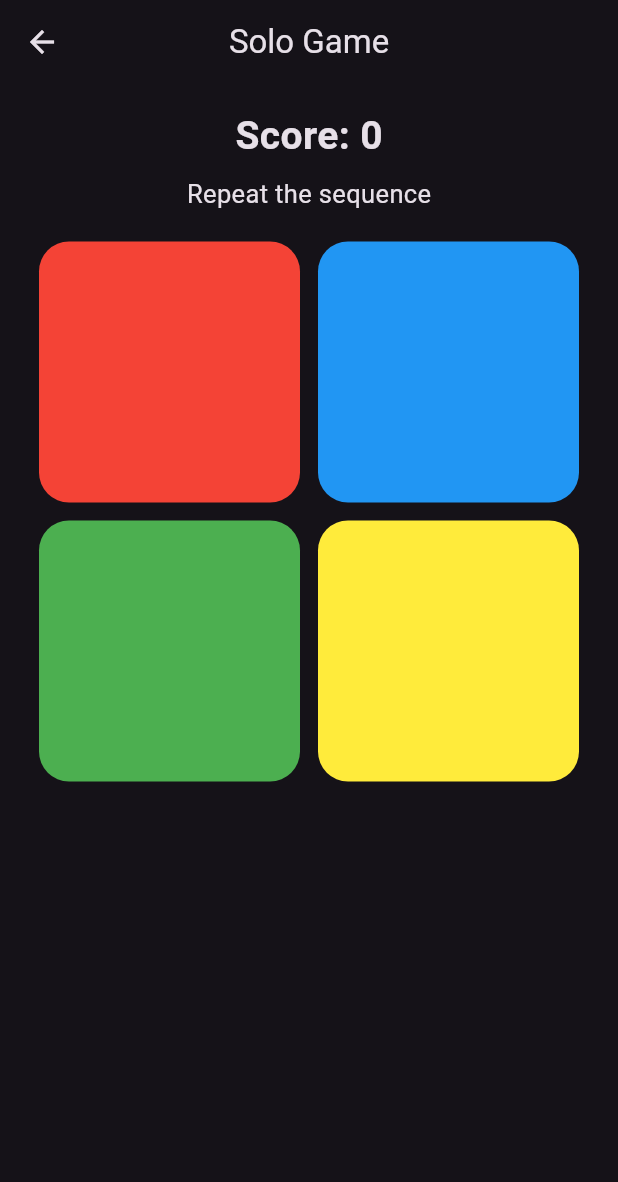
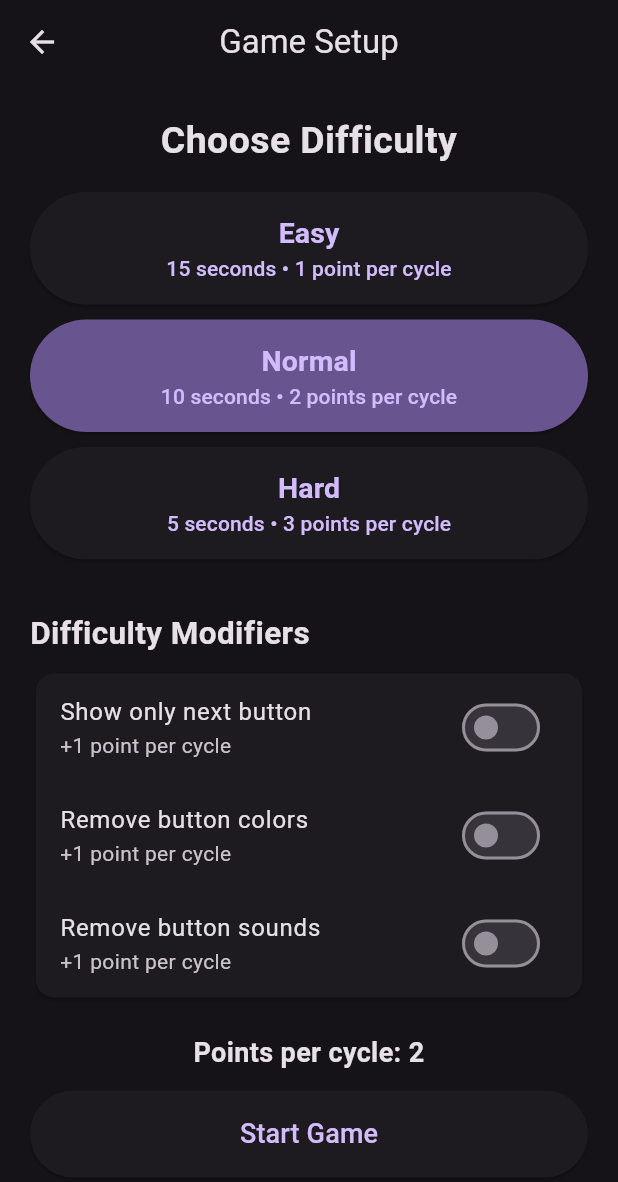
Before and after one commit to timjo1080/simon_says_mobile, a Flutter app: the screen it shows after launch, after a tap on "Solo Play", on a phone screen of 412 x 824 dp. Shown: the top 1182 px of the screen. Run offline on Flutter 3.47's test engine with Material 3 defaults, Android fonts, the phone set to English and light mode, and no system bars.

Commit message:
added difficulty settings and modifiers, adding more to score when active (sounds do not work at the moment but are partially implemented)

```diff
--- /dev/null
+++ b/simon_says/lib/models/game_settings.dart
@@ -0,0 +1,32 @@
+class GameSettings {
+  final Duration sequenceDelay;
+  final int inputTimeLimit;
+  final int basePoints;
+
+  final bool showOnlyNext;
+  final bool removeColors;
+  final bool removeSounds;
+
+  const GameSettings({
+    required this.sequenceDelay,
+    required this.inputTimeLimit,
+    required this.basePoints,
+    required this.showOnlyNext,
+    required this.removeColors,
+    required this.removeSounds,
+  });
+
+  int get activeModifierCount {
+    int count = 0;
+
+    if (showOnlyNext) count++;
+    if (removeColors) count++;
+    if (removeSounds) count++;
+
+    return count;
+  }
+
+  int get pointsPerCycle {
+    return basePoints + activeModifierCount;
+  }
+}
--- /dev/null
+++ b/simon_says/lib/screens/difficulty_s.dart
@@ -0,0 +1,213 @@
+import 'package:flutter/material.dart';
+
+import '../models/game_settings.dart';
+import 'game_s.dart';
+
+class DifficultyScreen extends StatefulWidget {
+  const DifficultyScreen({super.key});
+
+  @override
+  State<DifficultyScreen> createState() => _DifficultyScreenState();
+}
+
+class _DifficultyScreenState extends State<DifficultyScreen> {
+  String _selectedDifficulty = 'Normal';
+
+  Duration _sequenceDelay = const Duration(milliseconds: 600);
+  int _inputTimeLimit = 10;
+  int _basePoints = 2;
+
+  bool _showOnlyNext = false;
+  bool _removeColors = false;
+  bool _removeSounds = false;
+
+  void _selectDifficulty(
+    String difficulty,
+    Duration sequenceDelay,
+    int inputTimeLimit,
+    int basePoints,
+  ) {
+    setState(() {
+      _selectedDifficulty = difficulty;
+      _sequenceDelay = sequenceDelay;
+      _inputTimeLimit = inputTimeLimit;
+      _basePoints = basePoints;
+    });
+  }
+
+  void _startGame() {
+    final settings = GameSettings(
+      sequenceDelay: _sequenceDelay,
+      inputTimeLimit: _inputTimeLimit,
+      basePoints: _basePoints,
+      showOnlyNext: _showOnlyNext,
+      removeColors: _removeColors,
+      removeSounds: _removeSounds,
+    );
+
+    Navigator.push(
+      context,
+      MaterialPageRoute(builder: (context) => GameScreen(settings: settings)),
+    );
+  }
+
+  @override
+  Widget build(BuildContext context) {
+    return Scaffold(
+      appBar: AppBar(title: const Text('Game Setup'), centerTitle: true),
+      body: SafeArea(
+        child: SingleChildScrollView(
+          padding: const EdgeInsets.all(20),
+          child: Center(
+            child: ConstrainedBox(
+              constraints: const BoxConstraints(maxWidth: 420),
+              child: Column(
+                crossAxisAlignment: CrossAxisAlignment.stretch,
+                children: [
+                  const Text(
+                    'Choose Difficulty',
+                    textAlign: TextAlign.center,
+                    style: TextStyle(fontSize: 25, fontWeight: FontWeight.bold),
+                  ),
+
+                  const SizedBox(height: 16),
+
+                  _difficultyButton(
+                    name: 'Easy',
+                    description: '15 seconds • 1 point per cycle',
+                    delay: const Duration(milliseconds: 800),
+                    inputTime: 15,
+                    points: 1,
+                  ),
+
+                  _difficultyButton(
+                    name: 'Normal',
+                    description: '10 seconds • 2 points per cycle',
+                    delay: const Duration(milliseconds: 600),
+                    inputTime: 10,
+                    points: 2,
+                  ),
+
+                  _difficultyButton(
+                    name: 'Hard',
+                    description: '5 seconds • 3 points per cycle',
+                    delay: const Duration(milliseconds: 400),
+                    inputTime: 5,
+                    points: 3,
+                  ),
+
+                  const SizedBox(height: 24),
+
+                  const Text(
+                    'Difficulty Modifiers',
+                    style: TextStyle(fontSize: 21, fontWeight: FontWeight.bold),
+                  ),
+
+                  const SizedBox(height: 8),
+
+                  Card(
+                    child: Column(
+                      children: [
+                        SwitchListTile(
+                          value: _showOnlyNext,
+                          onChanged: (value) {
+                            setState(() {
+                              _showOnlyNext = value;
+                            });
+                          },
+                          title: const Text('Show only next button'),
+                          subtitle: const Text('+1 point per cycle'),
+                        ),
+
+                        SwitchListTile(
+                          value: _removeColors,
+                          onChanged: (value) {
+                            setState(() {
+                              _removeColors = value;
+                            });
+                          },
+                          title: const Text('Remove button colors'),
+                          subtitle: const Text('+1 point per cycle'),
+                        ),
+
+                        SwitchListTile(
+                          value: _removeSounds,
+                          onChanged: (value) {
+                            setState(() {
+                              _removeSounds = value;
+                            });
+                          },
+                          title: const Text('Remove button sounds'),
+                          subtitle: const Text('+1 point per cycle'),
+                        ),
+                      ],
+                    ),
+                  ),
+
+                  const SizedBox(height: 20),
+
+                  Text(
+                    'Points per cycle: '
+                    '${_basePoints + (_showOnlyNext ? 1 : 0) + (_removeColors ? 1 : 0) + (_removeSounds ? 1 : 0)}',
+                    textAlign: TextAlign.center,
+                    style: const TextStyle(
+                      fontSize: 18,
+                      fontWeight: FontWeight.bold,
+                    ),
+                  ),
+
+                  const SizedBox(height: 12),
+
+                  ElevatedButton(
+                    onPressed: _startGame,
+                    style: ElevatedButton.styleFrom(
+                      padding: const EdgeInsets.symmetric(vertical: 16),
+                    ),
+                    child: const Text(
+                      'Start Game',
+                      style: TextStyle(fontSize: 18),
+                    ),
+                  ),
+                ],
+              ),
+            ),
+          ),
+        ),
+      ),
+    );
+  }
+
+  Widget _difficultyButton({
+    required String name,
+    required String description,
+    required Duration delay,
+    required int inputTime,
+    required int points,
+  }) {
+    final isSelected = _selectedDifficulty == name;
+
+    return Padding(
+      padding: const EdgeInsets.only(bottom: 10),
+      child: ElevatedButton(
+        onPressed: () {
+          _selectDifficulty(name, delay, inputTime, points);
+        },
+        style: ElevatedButton.styleFrom(
+          backgroundColor: isSelected
+              ? Theme.of(context).colorScheme.inversePrimary
+              : null,
+          padding: const EdgeInsets.symmetric(vertical: 14),
+        ),
+        child: Column(
+          children: [
+            Text(
+              name,
+              style: const TextStyle(fontSize: 19, fontWeight: FontWeight.bold),
+            ),
+            Text(description),
+          ],
+        ),
+      ),
+    );
+  }
+}
--- a/simon_says/lib/screens/main_menu_s.dart
+++ b/simon_says/lib/screens/main_menu_s.dart
@@ -1,6 +1,7 @@
 import 'package:flutter/material.dart';
 
 import 'game_s.dart';
+import 'difficulty_s.dart';
 
 class MainMenuScreen extends StatelessWidget {
   const MainMenuScreen({super.key});
@@ -29,7 +30,7 @@ class MainMenuScreen extends StatelessWidget {
                     Navigator.push(
                       context,
                       MaterialPageRoute(
-                        builder: (context) => const GameScreen(),
+                        builder: (context) => const DifficultyScreen(),
                       ),
                     );
                   },
--- a/simon_says/lib/widgets/color_button.dart
+++ b/simon_says/lib/widgets/color_button.dart
@@ -17,10 +17,17 @@ class ColorButton extends StatelessWidget {
     return AnimatedContainer(
       duration: const Duration(milliseconds: 100),
       decoration: BoxDecoration(
-        color: isLit ? Colors.white : color,
+        color: isLit
+            ? (color == Colors.white ? Colors.grey : Colors.white)
+            : color,
         borderRadius: BorderRadius.circular(20),
         boxShadow: [
-          if (isLit) BoxShadow(color: color, blurRadius: 20, spreadRadius: 5),
+          if (isLit)
+            BoxShadow(
+              color: color == Colors.white ? Colors.grey : color,
+              blurRadius: 20,
+              spreadRadius: 5,
+            ),
         ],
       ),
       child: ElevatedButton(
--- a/simon_says/pubspec.yaml
+++ b/simon_says/pubspec.yaml
@@ -2,7 +2,7 @@ name: simon_says
 description: "A new Flutter project."
 # The following line prevents the package from being accidentally published to
 # pub.dev using `flutter pub publish`. This is preferred for private packages.
-publish_to: 'none' # Remove this line if you wish to publish to pub.dev
+publish_to: "none" # Remove this line if you wish to publish to pub.dev
 
 # The following defines the version and build number for your application.
 # A version number is three numbers separated by dots, like 1.2.43
@@ -30,6 +30,7 @@ environment:
 dependencies:
   flutter:
     sdk: flutter
+  #audioplayers: ^6.8.1
 
   # The following adds the Cupertino Icons font to your application.
   # Use with the CupertinoIcons class for iOS style icons.
@@ -51,7 +52,6 @@ dev_dependencies:
 
 # The following section is specific to Flutter packages.
 flutter:
-
   # The following line ensures that the Material Icons font is
   # included with your application, so that you can use the icons in
   # the material Icons class.
@@ -59,7 +59,7 @@ flutter:
 
   # To add assets to your application, add an assets section, like this:
   # assets:
-  #   - images/a_dot_burr.jpeg
+  #   - lib/assets/sounds
   #   - images/a_dot_ham.jpeg
 
   # An image asset can refer to one or more resolution-specific "variants", see
```
Also changed, not shown: simon_says/lib/screens/game_s.dart (+136 -5 lines), 5 other files.
